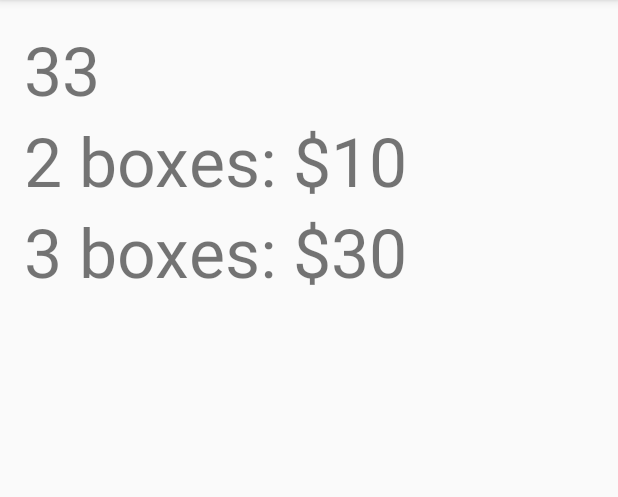
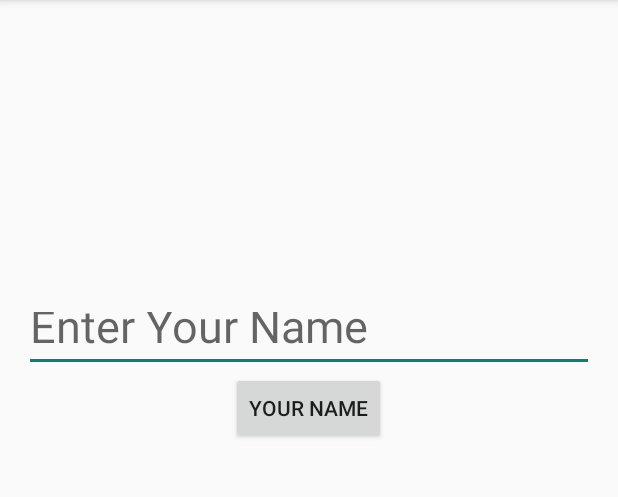
Before and after one commit to tomdwipo/PracticeSet2, an Android app: the screen it shows after launch (MainActivity), on a phone screen of 412 x 824 dp, the part 84-581 px from its top. Run offline under Robolectric (Android 15) with nearby library versions, the phone set to English and light mode, and no system bars.

Commit message:
add myEditText

```diff
--- a/app/src/main/java/com/example/android/practiceset2/MainActivity.java
+++ b/app/src/main/java/com/example/android/practiceset2/MainActivity.java
@@ -2,30 +2,49 @@ package com.example.android.practiceset2;
 
 import android.os.Bundle;
 import android.support.v7.app.AppCompatActivity;
+import android.view.View;
+import android.widget.Button;
+import android.widget.EditText;
 import android.widget.TextView;
 
 public class MainActivity extends AppCompatActivity {
+    private EditText myedittext;
+    private TextView showMyText;
+    private Button showbutton;
 
     @Override
     protected void onCreate(Bundle savedInstanceState) {
         super.onCreate(savedInstanceState);
         setContentView(R.layout.activity_main);
-        // PASTE CODE YOU WANT TO TEST HERE
+        myedittext = (EditText)findViewById(R.id.coba);
+        showMyText = (TextView)findViewById(R.id.textViewID);
+        showbutton = (Button)findViewById(R.id.buttonID);
 
-        int raspberryPrice = 5;
-        display1("1 box: $" + raspberryPrice);
-        raspberryPrice = 10;
-        display2("2 boxes: $" + (raspberryPrice));
-        display3("3 boxes: $" + (raspberryPrice * 3));
+        showbutton.setOnClickListener(new View.OnClickListener() {
+            @Override
+            public void onClick(View v) {
+                String myname;
+                myname = myedittext.getText().toString();
+                showMyText.setText(myname);
+            }
+        });
 
-        int weekday = 5;
-        int weekend = 9;
-        int optimalHours = 7 * 8;
 
-        int actualHours = weekday;
-        actualHours = actualHours + weekend * 2;
-        int solution = optimalHours - actualHours;
-        display(solution);
+
+       // int raspberryPrice = 5;
+        //display1("1 box: $" + raspberryPrice);
+       // raspberryPrice = 10;
+       // display2("2 boxes: $" + (raspberryPrice));
+        //display3("3 boxes: $" + (raspberryPrice * 3));
+
+        //int weekday = 5;
+       // int weekend = 9;
+       // int optimalHours = 7 * 8;
+
+//        int actualHours = weekday;
+  //      actualHours = actualHours + weekend * 2;
+    //    int solution = optimalHours - actualHours;
+      //  display(solution);
     }
 
     /**
--- a/app/src/main/res/layout/activity_main.xml
+++ b/app/src/main/res/layout/activity_main.xml
@@ -7,7 +7,8 @@
     android:paddingLeft="@dimen/activity_horizontal_margin"
     android:paddingRight="@dimen/activity_horizontal_margin"
     android:paddingTop="@dimen/activity_vertical_margin"
-    tools:context=".MainActivity">
+    tools:context=".MainActivity"
+    android:weightSum="1">
 
     <TextView
         android:id="@+id/display_text_view"
@@ -23,11 +24,37 @@
         android:text=""
         android:textSize="45sp" />
 
+
     <TextView
         android:id="@+id/display_text_view_3"
         android:layout_width="wrap_content"
         android:layout_height="wrap_content"
         android:text=""
         android:textSize="45sp" />
+    <EditText
+        android:layout_width="match_parent"
+        android:layout_height="wrap_content"
+
+        android:id="@+id/coba"
+        android:width="125dp"
+        android:height="50dp"
+        android:textSize="30sp"
+        android:hint="Enter Your Name"/>
+
+    <Button
+        android:layout_width="wrap_content"
+        android:layout_height="wrap_content"
+        android:text="Your name"
+        android:id="@+id/buttonID"
+        android:layout_gravity="center_horizontal" />
+
+
+    <TextView
+        android:layout_width="wrap_content"
+        android:layout_height="wrap_content"
+        android:textAppearance="?android:attr/textAppearanceLarge"
+        android:text=""
+        android:id="@+id/textViewID"
+        android:layout_gravity="center_horizontal" />
 
 </LinearLayout>
```
